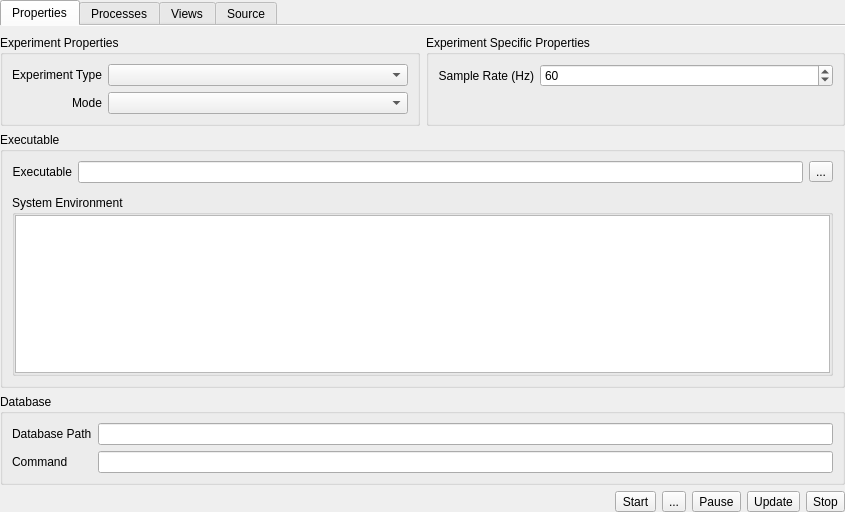
Qt form src/plugins/OpenSpeedShop/Experiment/ExperimentWidget.ui (OpenSpeedShop/gui) before a commit.
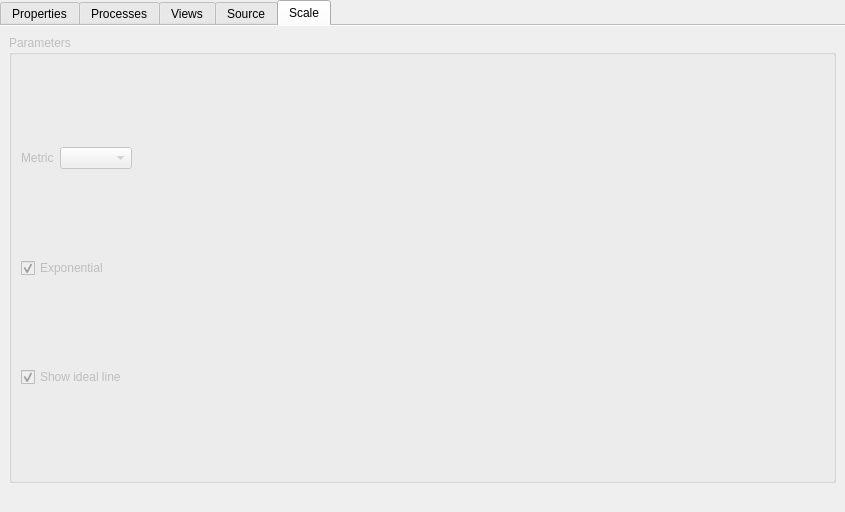
The same form after that commit. The open tabs and pages were chosen to show the change. Icons and pictures are not drawn.

Diff of the .ui file:
```diff
--- a/src/plugins/OpenSpeedShop/Experiment/ExperimentWidget.ui
+++ b/src/plugins/OpenSpeedShop/Experiment/ExperimentWidget.ui
@@ -663,6 +663,96 @@
        </item>
       </layout>
      </widget>
+     <widget class="QWidget" name="tabScale">
+      <property name="enabled">
+       <bool>false</bool>
+      </property>
+      <property name="toolTip">
+       <string>This tab has not been implemented yet.  When implemented, it will feature the ability to look at a single metric at a time across several rank sizes for a given experiment type.  Additionaly, an ideal line can be shown to assist the user in visualizing a devation from an expected value.</string>
+      </property>
+      <attribute name="title">
+       <string>Scale</string>
+      </attribute>
+      <layout class="QVBoxLayout" name="verticalLayout">
+       <item>
+        <widget class="QGroupBox" name="groupBox_3">
+         <property name="title">
+          <string>Parameters</string>
+         </property>
+         <layout class="QGridLayout" name="gridLayout_10">
+          <item row="0" column="0">
+           <widget class="QLabel" name="label_2">
+            <property name="text">
+             <string>Metric</string>
+            </property>
+           </widget>
+          </item>
+          <item row="0" column="1">
+           <widget class="QComboBox" name="comboBox"/>
+          </item>
+          <item row="0" column="2">
+           <spacer name="horizontalSpacer_4">
+            <property name="orientation">
+             <enum>Qt::Horizontal</enum>
+            </property>
+            <property name="sizeHint" stdset="0">
+             <size>
+              <width>40</width>
+              <height>20</height>
+             </size>
+            </property>
+           </spacer>
+          </item>
+          <item row="1" column="0" colspan="2">
+           <widget class="QCheckBox" name="checkBox">
+            <property name="text">
+             <string>Exponential</string>
+            </property>
+            <property name="checked">
+             <bool>true</bool>
+            </property>
+           </widget>
+          </item>
+          <item row="2" column="0" colspan="2">
+           <widget class="QCheckBox" name="checkBox_2">
+            <property name="text">
+             <string>Show ideal line</string>
+            </property>
+            <property name="checked">
+             <bool>true</bool>
+            </property>
+           </widget>
+          </item>
+         </layout>
+        </widget>
+       </item>
+       <item>
+        <widget class="QLabel" name="label">
+         <property name="enabled">
+          <bool>false</bool>
+         </property>
+         <property name="sizePolicy">
+          <sizepolicy hsizetype="Maximum" vsizetype="Maximum">
+           <horstretch>0</horstretch>
+           <verstretch>0</verstretch>
+          </sizepolicy>
+         </property>
+         <property name="text">
+          <string/>
+         </property>
+         <property name="pixmap">
+          <pixmap resource="../Resources/OpenSpeedShop.qrc">:/OpenSpeedShop/mockup/scalability_chart.png</pixmap>
+         </property>
+         <property name="scaledContents">
+          <bool>true</bool>
+         </property>
+         <property name="wordWrap">
+          <bool>false</bool>
+         </property>
+        </widget>
+       </item>
+      </layout>
+     </widget>
     </widget>
    </item>
   </layout>
```
Left out of the diff: 2 changed lines with no effect on the pictures.
